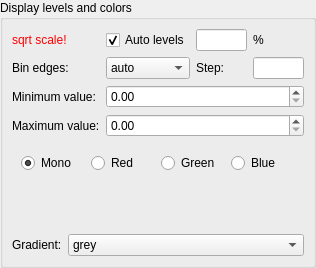
Old version of the form lavuelib/ui/LevelsGroupBox.ui in the repository syncope/lavue.
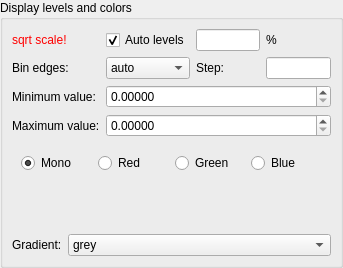
New version of the form.

Commit message: increate a number of digits after comma in max/min itensity display levels to 5

The edit to the form file:
```diff
--- a/lavuelib/ui/LevelsGroupBox.ui
+++ b/lavuelib/ui/LevelsGroupBox.ui
@@ -6,7 +6,7 @@
    <rect>
     <x>0</x>
     <y>0</y>
-    <width>316</width>
+    <width>343</width>
     <height>268</height>
    </rect>
   </property>
@@ -53,6 +53,9 @@
           <property name="toolTip">
            <string>maximum intensity values after scaling</string>
           </property>
+          <property name="decimals">
+           <number>5</number>
+          </property>
          </widget>
         </item>
         <item row="1" column="1">
@@ -181,6 +184,9 @@
           <property name="toolTip">
            <string>mininum intensity values after scaling</string>
           </property>
+          <property name="decimals">
+           <number>5</number>
+          </property>
          </widget>
         </item>
         <item row="0" column="3">
```
The commit also changes 4 other files.
